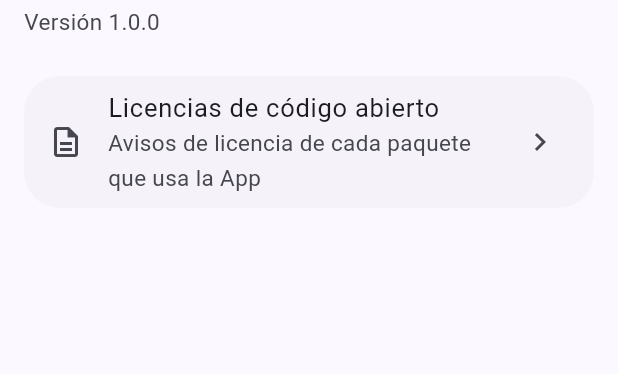
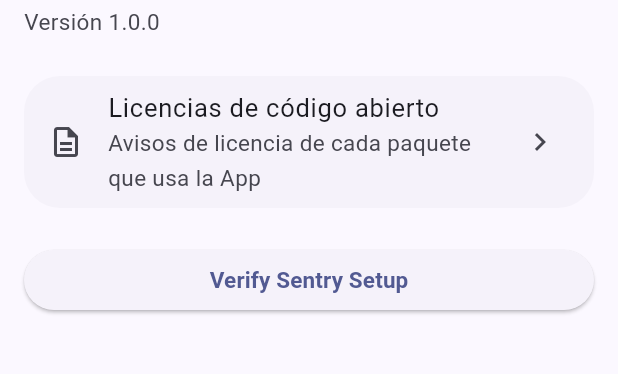
Before and after one commit to JordiRibasOficial/App-para-aprender-idiomas, a Flutter app: the AboutScreen screen opened by its route, on a phone screen of 412 x 824 dp, the part 146-520 px from its top. Run offline on Flutter 3.47's test engine with Material 3 defaults, Android fonts, the phone set to English and light mode, and no system bars; our stand-ins replace flutter_riverpod, flutter_secure_storage, go_router, google_mobile_ads, in_app_purchase, sentry_flutter and 3 more; missing offline and left inert: app_tracking_transparency; accounts and stored records are empty.

Commit message:
test: add temporary Verify Sentry Setup button to About screen
Throws synchronously from onPressed — Flutter's gesture dispatch catches
it and routes it through FlutterError.onError, exercising the exact chain
main.dart wires up. Only meaningful in a real release build, where
kReleaseMode gates SentryFlutter.init on. Remove once the event shows up
in the Sentry dashboard.

```diff
--- a/src/mobile/lib/presentation/about_screen.dart
+++ b/src/mobile/lib/presentation/about_screen.dart
@@ -49,6 +49,19 @@ class AboutScreen extends StatelessWidget {
                 ),
               ),
             ),
+            // TEMPORARY — remove once the Sentry dashboard confirms an event
+            // from a real release build. Flutter's gesture dispatch catches
+            // a synchronous throw from onPressed and routes it through
+            // FlutterError.onError, exercising the exact chain main.dart
+            // wires up (see its doc comment): Sentry's own integration
+            // captures it, then main.dart's handler runs reportError() for
+            // the local debugPrint. Only meaningful in a release build —
+            // debug/profile skip SentryFlutter.init entirely (kReleaseMode).
+            const SizedBox(height: AppTheme.spaceLg),
+            ElevatedButton(
+              onPressed: () => throw StateError('This is test exception'),
+              child: const Text('Verify Sentry Setup'),
+            ),
           ],
         ),
       ),
```
